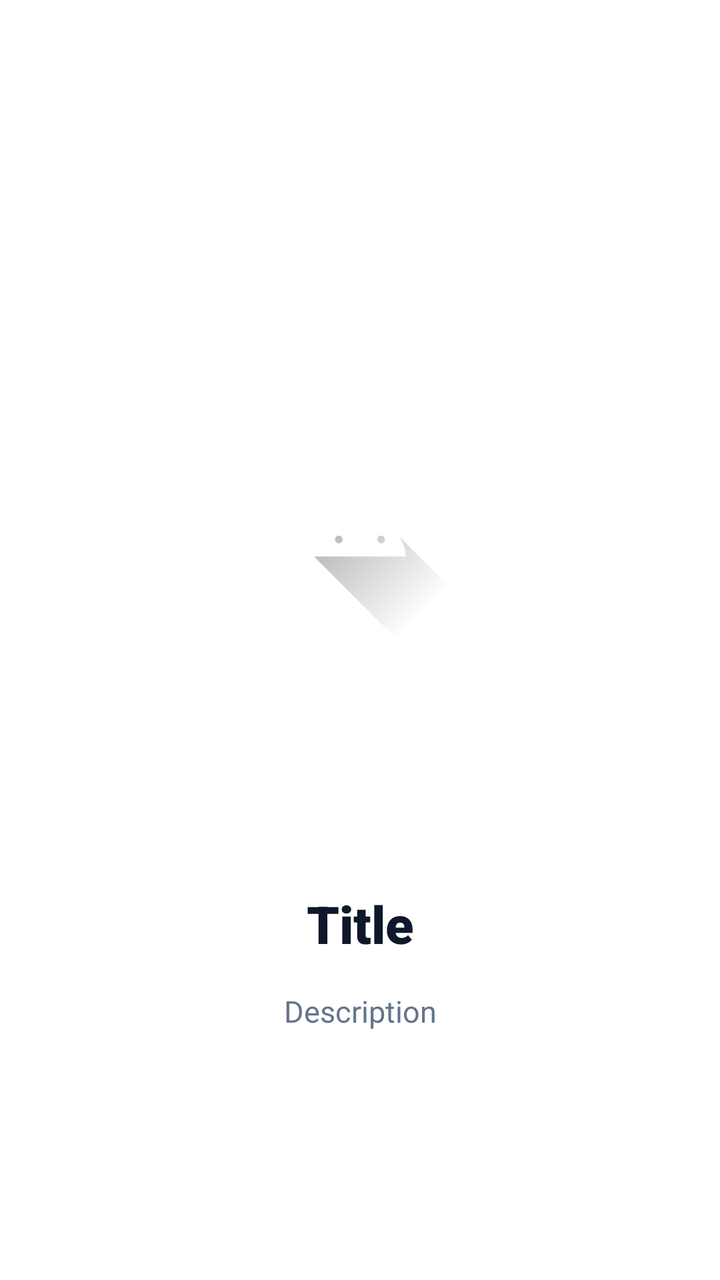
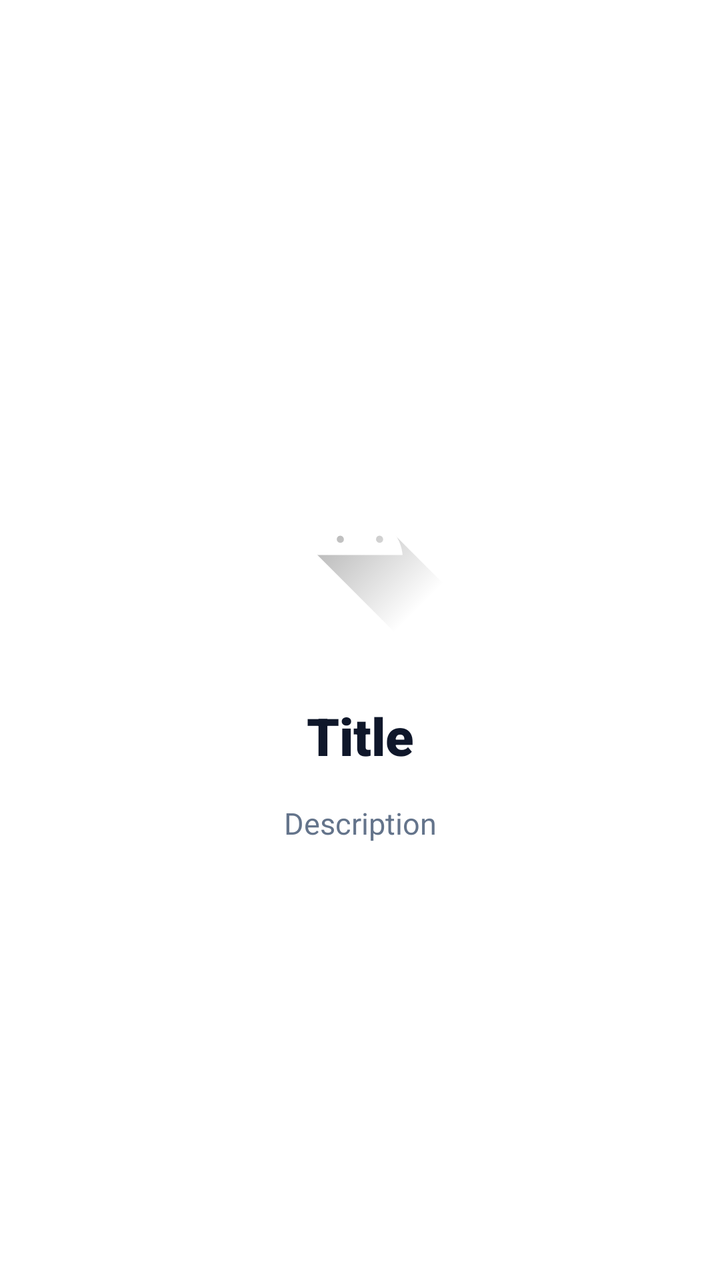

Two renders of the same Android screen: before a commit and after it. Below are the layout's source before the change and the commit's diff.
<!-- AndroidManifest.xml: application theme Theme.GoRide -->
<!-- res/layout/item_onboarding_page.xml -->
<?xml version="1.0" encoding="utf-8"?>
<androidx.constraintlayout.widget.ConstraintLayout xmlns:android="http://schemas.android.com/apk/res/android"
    xmlns:app="http://schemas.android.com/apk/res-auto"
    android:layout_width="match_parent"
    android:layout_height="match_parent">

    <ImageView
        android:id="@+id/ivOnboarding"
        android:layout_width="0dp"
        android:layout_height="0dp"
        android:layout_marginHorizontal="24dp"
        android:scaleType="centerInside"
        app:layout_constraintBottom_toTopOf="@+id/tvTitle"
        app:layout_constraintEnd_toEndOf="parent"
        app:layout_constraintHeight_percent="0.45"
        app:layout_constraintStart_toStartOf="parent"
        app:layout_constraintTop_toTopOf="parent"
        app:layout_constraintVertical_bias="0.5"
        app:layout_constraintVertical_chainStyle="packed"
        app:srcCompat="@drawable/ic_launcher_foreground" />

    <TextView
        android:id="@+id/tvTitle"
        android:layout_width="0dp"
        android:layout_height="wrap_content"
        android:layout_marginHorizontal="40dp"
        android:layout_marginTop="32dp"
        android:gravity="center"
        android:lineSpacingExtra="4dp"
        android:text="Title"
        android:textColor="#0F172A"
        android:textSize="26sp"
        android:fontFamily="sans-serif-black"
        android:textStyle="bold"
        app:layout_constraintBottom_toTopOf="@+id/tvDescription"
        app:layout_constraintEnd_toEndOf="parent"
        app:layout_constraintStart_toStartOf="parent"
        app:layout_constraintTop_toBottomOf="@id/ivOnboarding" />

    <TextView
        android:id="@+id/tvDescription"
        android:layout_width="0dp"
        android:layout_height="wrap_content"
        android:layout_marginHorizontal="40dp"
        android:layout_marginTop="16dp"
        android:gravity="center"
        android:lineSpacingExtra="2dp"
        android:text="Description"
        android:textColor="#64748B"
        android:textSize="15sp"
        app:layout_constraintBottom_toBottomOf="parent"
        app:layout_constraintEnd_toEndOf="parent"
        app:layout_constraintStart_toStartOf="parent"
        app:layout_constraintTop_toBottomOf="@id/tvTitle" />

</androidx.constraintlayout.widget.ConstraintLayout>
<!-- resources referenced by this layout -->
<resources>
  <!-- drawable ic_launcher_foreground (drawable) -->
  <vector xmlns:android="http://schemas.android.com/apk/res/android"
      xmlns:aapt="http://schemas.android.com/aapt"
      android:width="108dp"
      android:height="108dp"
      android:viewportWidth="108"
      android:viewportHeight="108">
      <path android:pathData="M31,63.928c0,0 6.4,-11 12.1,-13.1c7.2,-2.6 26,-1.4 26,-1.4l38.1,38.1L107,108.928l-32,-1L31,63.928z">
          <aapt:attr name="android:fillColor">
              <gradient
                  android:endX="85.84757"
                  android:endY="92.4963"
                  android:startX="42.9492"
                  android:startY="49.59793"
                  android:type="linear">
                  <item
                      android:color="#44000000"
                      android:offset="0.0" />
                  <item
                      android:color="#00000000"
                      android:offset="1.0" />
              </gradient>
          </aapt:attr>
      </path>
      <path
          android:fillColor="#FFFFFF"
          android:fillType="nonZero"
          android:pathData="M65.3,45.828l3.8,-6.6c0.2,-0.4 0.1,-0.9 -0.3,-1.1c-0.4,-0.2 -0.9,-0.1 -1.1,0.3l-3.9,6.7c-6.3,-2.8 -13.4,-2.8 -19.7,0l-3.9,-6.7c-0.2,-0.4 -0.7,-0.5 -1.1,-0.3C38.8,38.328 38.7,38.828 38.9,39.228l3.8,6.6C36.2,49.428 31.7,56.028 31,63.928h46C76.3,56.028 71.8,49.428 65.3,45.828zM43.4,57.328c-0.8,0 -1.5,-0.5 -1.8,-1.2c-0.3,-0.7 -0.1,-1.5 0.4,-2.1c0.5,-0.5 1.4,-0.7 2.1,-0.4c0.7,0.3 1.2,1 1.2,1.8C45.3,56.528 44.5,57.328 43.4,57.328L43.4,57.328zM64.6,57.328c-0.8,0 -1.5,-0.5 -1.8,-1.2s-0.1,-1.5 0.4,-2.1c0.5,-0.5 1.4,-0.7 2.1,-0.4c0.7,0.3 1.2,1 1.2,1.8C66.5,56.528 65.6,57.328 64.6,57.328L64.6,57.328z"
          android:strokeWidth="1"
          android:strokeColor="#00000000" />
  </vector>
  <style name="Theme.GoRide" parent="Theme.Material3.Light.NoActionBar">
          
          <item name="colorPrimary">@color/primary</item>
          <item name="colorPrimaryVariant">@color/primary_dark</item>
          <item name="colorOnPrimary">@color/white</item>
          
          <item name="colorSecondary">@color/primary_light</item>
          <item name="colorSecondaryVariant">@color/primary_dark</item>
          <item name="colorOnSecondary">@color/black</item>
          
          <item name="android:statusBarColor">?attr/colorPrimaryVariant</item>
  
          
          <item name="android:windowBackground">@color/white</item>
          <item name="colorSurface">@color/white</item>
          <item name="colorOnSurface">@color/black</item>
      </style>
  <color name="primary">#16A34A</color>
  <color name="primary_dark">#15803D</color>
  <color name="white">#FFFFFFFF</color>
  <color name="primary_light">#DCFCE7</color>
  <color name="black">#FF000000</color>
</resources>

<!-- the commit's change to res/layout/item_onboarding_page.xml (unified diff, before → after) -->
@@ -6,13 +6,12 @@
 
     <ImageView
         android:id="@+id/ivOnboarding"
-        android:layout_width="0dp"
-        android:layout_height="0dp"
+        android:layout_width="100dp"
+        android:layout_height="100dp"
         android:layout_marginHorizontal="24dp"
         android:scaleType="centerInside"
         app:layout_constraintBottom_toTopOf="@+id/tvTitle"
         app:layout_constraintEnd_toEndOf="parent"
-        app:layout_constraintHeight_percent="0.45"
         app:layout_constraintStart_toStartOf="parent"
         app:layout_constraintTop_toTopOf="parent"
         app:layout_constraintVertical_bias="0.5"
